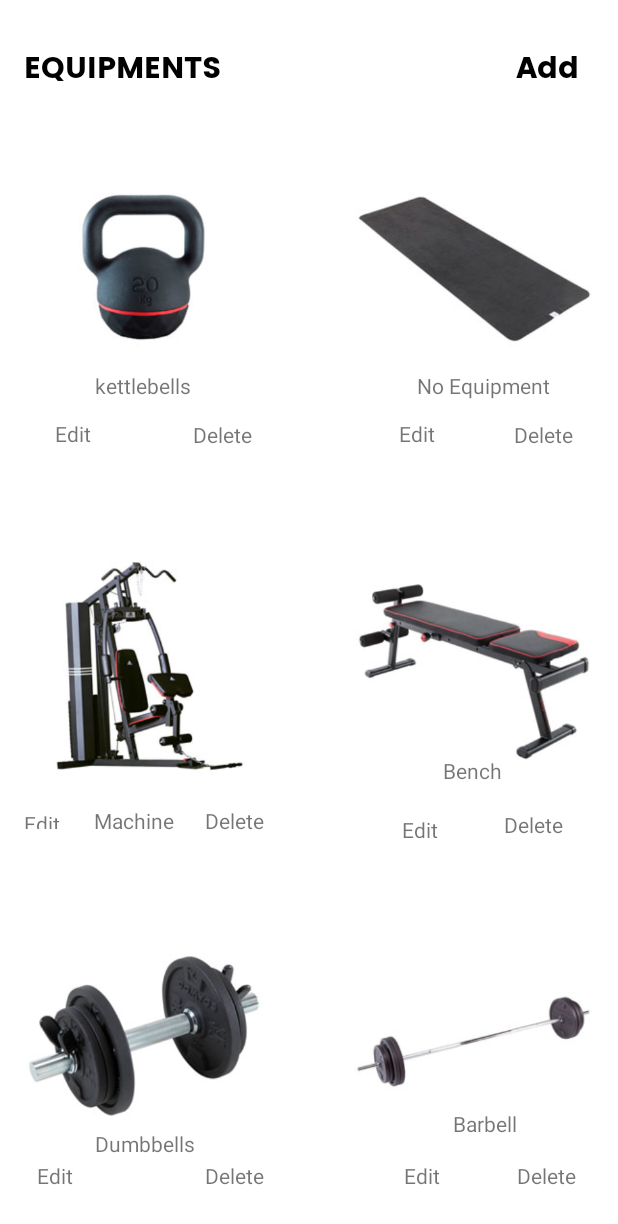
After one commit to shanel199/BFit_Admin, an Android app: the add_equipment screen opened directly, with no data from a screen before it, on a phone screen of 412 x 824 dp. The commit adds this screen. Shown: the top 1224 px of the screen. Run offline under Robolectric (Android 15) with nearby library versions, the phone set to English and light mode, and no system bars.

Commit message:
Equipment activity added

```diff
--- a/app/src/main/AndroidManifest.xml
+++ b/app/src/main/AndroidManifest.xml
@@ -9,6 +9,9 @@
         android:roundIcon="@mipmap/bfit_admin_round"
         android:supportsRtl="true"
         android:theme="@style/Theme.BFitAdmin">
+        <activity
+            android:name=".add_equipment"
+            android:exported="false" />
         <activity
             android:name=".HomeActivity"
             android:exported="false" />
--- a/app/src/main/java/com/shcollege/bfitadmin/HomeActivity.java
+++ b/app/src/main/java/com/shcollege/bfitadmin/HomeActivity.java
@@ -23,7 +23,15 @@ public class HomeActivity extends AppCompatActivity implements View.OnClickListe
         super.onCreate(savedInstanceState);
         setContentView(R.layout.activity_home);
         logoutbtn = (TextView) findViewById(R.id.logoutbtn);
+        equipment_iv =(ImageView) findViewById(R.id.equipment_iv);
         logoutbtn.setOnClickListener(this);
+        equipment_iv.setOnClickListener(new View.OnClickListener() {
+            @Override
+            public void onClick(View v) {
+                startActivity(new Intent(HomeActivity.this, add_equipment.class));
+            }
+        });
+
     }
 
     @Override
@@ -32,6 +40,7 @@ public class HomeActivity extends AppCompatActivity implements View.OnClickListe
                 case R.id.logoutbtn:
                     logout();
                     break;
+
         }
 
 
@@ -42,4 +51,7 @@ public class HomeActivity extends AppCompatActivity implements View.OnClickListe
             finish();
 
     }
+
+
+
     }
--- /dev/null
+++ b/app/src/main/java/com/shcollege/bfitadmin/add_equipment.java
@@ -0,0 +1,14 @@
+package com.shcollege.bfitadmin;
+
+import androidx.appcompat.app.AppCompatActivity;
+
+import android.os.Bundle;
+
+public class add_equipment extends AppCompatActivity {
+
+    @Override
+    protected void onCreate(Bundle savedInstanceState) {
+        super.onCreate(savedInstanceState);
+        setContentView(R.layout.activity_add_equipment);
+    }
+}
--- /dev/null
+++ b/app/src/main/res/layout/activity_add_equipment.xml
@@ -0,0 +1,328 @@
+<?xml version="1.0" encoding="utf-8"?>
+<androidx.constraintlayout.widget.ConstraintLayout xmlns:android="http://schemas.android.com/apk/res/android"
+    xmlns:app="http://schemas.android.com/apk/res-auto"
+    xmlns:tools="http://schemas.android.com/tools"
+    android:layout_width="match_parent"
+    android:layout_height="match_parent"
+
+    tools:context=".add_equipment">
+
+    <TextView
+        android:id="@+id/add_equip"
+        android:layout_width="wrap_content"
+        android:layout_height="wrap_content"
+        android:fontFamily="@font/poppins_bold"
+        android:text="EQUIPMENTS"
+        android:textColor="@color/black"
+        android:textSize="20sp"
+        app:layout_constraintBottom_toBottomOf="parent"
+        app:layout_constraintEnd_toEndOf="parent"
+        app:layout_constraintHorizontal_bias="0.057"
+        app:layout_constraintStart_toStartOf="parent"
+        app:layout_constraintTop_toTopOf="parent"
+        app:layout_constraintVertical_bias="0.037" />
+
+    <TextView
+        android:id="@+id/add_equip"
+        android:layout_width="wrap_content"
+        android:layout_height="wrap_content"
+        android:fontFamily="@font/poppins_bold"
+        android:text="Add"
+        android:textColor="@color/black"
+        android:textSize="20sp"
+        app:layout_constraintBottom_toBottomOf="parent"
+        app:layout_constraintEnd_toEndOf="parent"
+        app:layout_constraintHorizontal_bias="0.93"
+        app:layout_constraintStart_toStartOf="parent"
+        app:layout_constraintTop_toTopOf="parent"
+        app:layout_constraintVertical_bias="0.037" />
+
+    <TextView
+        android:id="@+id/edit_K_tv"
+        android:layout_width="29dp"
+        android:layout_height="16dp"
+        android:text="Edit"
+        app:layout_constraintBottom_toBottomOf="parent"
+        app:layout_constraintEnd_toEndOf="parent"
+        app:layout_constraintHorizontal_bias="0.096"
+        app:layout_constraintStart_toStartOf="parent"
+        app:layout_constraintTop_toTopOf="parent"
+        app:layout_constraintVertical_bias="0.346" />
+
+    <ImageView
+        android:id="@+id/imageView"
+        android:layout_width="160dp"
+        android:layout_height="160dp"
+        app:layout_constraintBottom_toBottomOf="parent"
+        app:layout_constraintEnd_toEndOf="parent"
+        app:layout_constraintHorizontal_bias="0.063"
+        app:layout_constraintStart_toStartOf="parent"
+        app:layout_constraintTop_toTopOf="parent"
+        app:layout_constraintVertical_bias="0.148"
+        app:srcCompat="@drawable/kettlebells" />
+
+    <ImageView
+        android:id="@+id/imageView2"
+        android:layout_width="160dp"
+        android:layout_height="160dp"
+        app:layout_constraintBottom_toBottomOf="parent"
+        app:layout_constraintEnd_toEndOf="parent"
+        app:layout_constraintHorizontal_bias="0.936"
+        app:layout_constraintStart_toStartOf="parent"
+        app:layout_constraintTop_toTopOf="parent"
+        app:layout_constraintVertical_bias="0.148"
+        app:srcCompat="@drawable/no_equipment" />
+
+    <TextView
+        android:id="@+id/edit_B_tv"
+        android:layout_width="32dp"
+        android:layout_height="16dp"
+        android:text="Edit"
+        app:layout_constraintBottom_toBottomOf="parent"
+        app:layout_constraintEnd_toEndOf="parent"
+        app:layout_constraintHorizontal_bias="0.709"
+        app:layout_constraintStart_toStartOf="parent"
+        app:layout_constraintTop_toTopOf="parent"
+        app:layout_constraintVertical_bias="0.958" />
+
+    <TextView
+        android:id="@+id/edit_D_tv"
+        android:layout_width="29dp"
+        android:layout_height="16dp"
+        android:text="Edit"
+        app:layout_constraintBottom_toBottomOf="parent"
+        app:layout_constraintEnd_toEndOf="parent"
+        app:layout_constraintHorizontal_bias="0.064"
+        app:layout_constraintStart_toStartOf="parent"
+        app:layout_constraintTop_toTopOf="parent"
+        app:layout_constraintVertical_bias="0.958" />
+
+    <TextView
+        android:id="@+id/edit_Be_tv"
+        android:layout_width="29dp"
+        android:layout_height="15dp"
+        android:text="Edit"
+        app:layout_constraintBottom_toBottomOf="parent"
+        app:layout_constraintEnd_toEndOf="parent"
+        app:layout_constraintHorizontal_bias="0.701"
+        app:layout_constraintStart_toStartOf="parent"
+        app:layout_constraintTop_toTopOf="parent"
+        app:layout_constraintVertical_bias="0.672" />
+
+    <TextView
+        android:id="@+id/edit_M_tv"
+        android:layout_width="28dp"
+        android:layout_height="13dp"
+        android:text="Edit"
+        app:layout_constraintBottom_toBottomOf="parent"
+        app:layout_constraintEnd_toEndOf="parent"
+        app:layout_constraintHorizontal_bias="0.041"
+        app:layout_constraintStart_toStartOf="parent"
+        app:layout_constraintTop_toTopOf="parent"
+        app:layout_constraintVertical_bias="0.665" />
+
+    <TextView
+        android:id="@+id/delete_K_tv"
+        android:layout_width="wrap_content"
+        android:layout_height="wrap_content"
+        android:text="Delete"
+        app:layout_constraintBottom_toBottomOf="parent"
+        app:layout_constraintEnd_toEndOf="parent"
+        app:layout_constraintHorizontal_bias="0.345"
+        app:layout_constraintStart_toStartOf="parent"
+        app:layout_constraintTop_toTopOf="parent"
+        app:layout_constraintVertical_bias="0.348" />
+
+    <TextView
+        android:id="@+id/kettlebells_tv"
+        android:layout_width="wrap_content"
+        android:layout_height="wrap_content"
+        android:text="kettlebells"
+        app:layout_constraintBottom_toBottomOf="parent"
+        app:layout_constraintEnd_toEndOf="parent"
+        app:layout_constraintHorizontal_bias="0.182"
+        app:layout_constraintStart_toStartOf="parent"
+        app:layout_constraintTop_toTopOf="parent"
+        app:layout_constraintVertical_bias="0.307" />
+
+    <TextView
+        android:id="@+id/textView5"
+        android:layout_width="wrap_content"
+        android:layout_height="wrap_content"
+        android:text="No Equipment"
+        app:layout_constraintBottom_toBottomOf="parent"
+        app:layout_constraintEnd_toEndOf="parent"
+        app:layout_constraintHorizontal_bias="0.86"
+        app:layout_constraintStart_toStartOf="parent"
+        app:layout_constraintTop_toTopOf="parent"
+        app:layout_constraintVertical_bias="0.307" />
+
+
+    <TextView
+        android:id="@+id/edit_E_tv"
+        android:layout_width="31dp"
+        android:layout_height="16dp"
+        android:text="Edit"
+        app:layout_constraintBottom_toBottomOf="parent"
+        app:layout_constraintEnd_toEndOf="parent"
+        app:layout_constraintHorizontal_bias="0.698"
+        app:layout_constraintStart_toStartOf="parent"
+        app:layout_constraintTop_toTopOf="parent"
+        app:layout_constraintVertical_bias="0.346" />
+
+    <TextView
+        android:id="@+id/delete_E_tv"
+        android:layout_width="wrap_content"
+        android:layout_height="wrap_content"
+        android:text="Delete"
+        app:layout_constraintBottom_toBottomOf="parent"
+        app:layout_constraintEnd_toEndOf="parent"
+        app:layout_constraintHorizontal_bias="0.919"
+        app:layout_constraintStart_toStartOf="parent"
+        app:layout_constraintTop_toTopOf="parent"
+        app:layout_constraintVertical_bias="0.348" />
+
+    <TextView
+        android:id="@+id/delete_D_tv"
+        android:layout_width="wrap_content"
+        android:layout_height="wrap_content"
+        android:text="Delete"
+        app:layout_constraintBottom_toBottomOf="parent"
+        app:layout_constraintEnd_toEndOf="parent"
+        app:layout_constraintHorizontal_bias="0.366"
+        app:layout_constraintStart_toStartOf="parent"
+        app:layout_constraintTop_toTopOf="parent"
+        app:layout_constraintVertical_bias="0.962" />
+
+    <TextView
+        android:id="@+id/delete_Ba_tv"
+        android:layout_width="wrap_content"
+        android:layout_height="wrap_content"
+        android:text="Delete"
+        app:layout_constraintBottom_toBottomOf="parent"
+        app:layout_constraintEnd_toEndOf="parent"
+        app:layout_constraintHorizontal_bias="0.924"
+        app:layout_constraintStart_toStartOf="parent"
+        app:layout_constraintTop_toTopOf="parent"
+        app:layout_constraintVertical_bias="0.962" />
+
+    <TextView
+        android:id="@+id/delete_Be_tv"
+        android:layout_width="wrap_content"
+        android:layout_height="wrap_content"
+        android:text="Delete"
+        app:layout_constraintBottom_toBottomOf="parent"
+        app:layout_constraintEnd_toEndOf="parent"
+        app:layout_constraintHorizontal_bias="0.902"
+        app:layout_constraintStart_toStartOf="parent"
+        app:layout_constraintTop_toTopOf="parent"
+        app:layout_constraintVertical_bias="0.671" />
+
+    <TextView
+        android:id="@+id/delete_M_tv"
+        android:layout_width="wrap_content"
+        android:layout_height="wrap_content"
+        android:text="Delete"
+        app:layout_constraintBottom_toBottomOf="parent"
+        app:layout_constraintEnd_toEndOf="parent"
+        app:layout_constraintHorizontal_bias="0.366"
+        app:layout_constraintStart_toStartOf="parent"
+        app:layout_constraintTop_toTopOf="parent"
+        app:layout_constraintVertical_bias="0.668" />
+
+    <ImageView
+        android:id="@+id/machine_iv"
+        android:layout_width="160dp"
+        android:layout_height="160dp"
+        app:layout_constraintBottom_toBottomOf="parent"
+        app:layout_constraintEnd_toEndOf="parent"
+        app:layout_constraintHorizontal_bias="0.063"
+        app:layout_constraintStart_toStartOf="parent"
+        app:layout_constraintTop_toTopOf="parent"
+        app:layout_constraintVertical_bias="0.548"
+        app:srcCompat="@drawable/machine" />
+
+    <ImageView
+        android:id="@+id/bench_iv"
+        android:layout_width="160dp"
+        android:layout_height="160dp"
+        app:layout_constraintBottom_toBottomOf="parent"
+        app:layout_constraintEnd_toEndOf="parent"
+        app:layout_constraintHorizontal_bias="0.936"
+        app:layout_constraintStart_toStartOf="parent"
+        app:layout_constraintTop_toTopOf="parent"
+        app:layout_constraintVertical_bias="0.548"
+        app:srcCompat="@drawable/bench" />
+
+    <ImageView
+        android:id="@+id/dumbbells_iv"
+        android:layout_width="160dp"
+        android:layout_height="160dp"
+        app:layout_constraintBottom_toBottomOf="parent"
+        app:layout_constraintEnd_toEndOf="parent"
+        app:layout_constraintHorizontal_bias="0.063"
+        app:layout_constraintStart_toStartOf="parent"
+        app:layout_constraintTop_toTopOf="parent"
+        app:layout_constraintVertical_bias="0.919"
+        app:srcCompat="@drawable/dumbbells" />
+
+    <ImageView
+        android:id="@+id/barbell_iv"
+        android:layout_width="160dp"
+        android:layout_height="160dp"
+        app:layout_constraintBottom_toBottomOf="parent"
+        app:layout_constraintEnd_toEndOf="parent"
+        app:layout_constraintHorizontal_bias="0.936"
+        app:layout_constraintStart_toStartOf="parent"
+        app:layout_constraintTop_toTopOf="parent"
+        app:layout_constraintVertical_bias="0.919"
+        app:srcCompat="@drawable/barbell" />
+
+    <TextView
+        android:id="@+id/barbell_tv"
+        android:layout_width="wrap_content"
+        android:layout_height="wrap_content"
+        android:text="Barbell"
+        app:layout_constraintBottom_toBottomOf="parent"
+        app:layout_constraintEnd_toEndOf="parent"
+        app:layout_constraintHorizontal_bias="0.817"
+        app:layout_constraintStart_toStartOf="parent"
+        app:layout_constraintTop_toTopOf="parent"
+        app:layout_constraintVertical_bias="0.919" />
+
+    <TextView
+        android:id="@+id/dumbbells_tv"
+        android:layout_width="wrap_content"
+        android:layout_height="wrap_content"
+        android:text="Dumbbells"
+        app:layout_constraintBottom_toBottomOf="parent"
+        app:layout_constraintEnd_toEndOf="parent"
+        app:layout_constraintHorizontal_bias="0.183"
+        app:layout_constraintStart_toStartOf="parent"
+        app:layout_constraintTop_toTopOf="parent"
+        app:layout_constraintVertical_bias="0.935" />
+
+    <TextView
+        android:id="@+id/machine_tv"
+        android:layout_width="wrap_content"
+        android:layout_height="wrap_content"
+        android:text="Machine"
+        app:layout_constraintBottom_toBottomOf="parent"
+        app:layout_constraintEnd_toEndOf="parent"
+        app:layout_constraintHorizontal_bias="0.175"
+        app:layout_constraintStart_toStartOf="parent"
+        app:layout_constraintTop_toTopOf="parent"
+        app:layout_constraintVertical_bias="0.668" />
+
+    <TextView
+        android:id="@+id/bench_tv"
+        android:layout_width="wrap_content"
+        android:layout_height="wrap_content"
+        android:text="Bench"
+        app:layout_constraintBottom_toBottomOf="parent"
+        app:layout_constraintEnd_toEndOf="parent"
+        app:layout_constraintHorizontal_bias="0.793"
+        app:layout_constraintStart_toStartOf="parent"
+        app:layout_constraintTop_toTopOf="parent"
+        app:layout_constraintVertical_bias="0.626" />
+</androidx.constraintlayout.widget.ConstraintLayout>
--- a/app/src/main/res/layout/activity_home.xml
+++ b/app/src/main/res/layout/activity_home.xml
@@ -39,7 +39,10 @@
         app:layout_constraintHorizontal_bias="0.518"
         app:layout_constraintStart_toStartOf="parent"
         app:layout_constraintTop_toTopOf="parent"
-        app:layout_constraintVertical_bias="0.023" />
+        app:layout_constraintVertical_bias="0.023"
+        android:foreground="?android:attr/selectableItemBackground"
+        android:clickable="true"
+        />
 
     <ImageView
         android:id="@+id/exercise_iv"
@@ -53,7 +56,8 @@
         app:layout_constraintVertical_bias="0.324"
         app:srcCompat="@drawable/exercises"
         android:clickable="true"
-        android:focusable="true" />
+        android:foreground="?android:attr/selectableItemBackground"
+        />
 
     <ImageView
         android:id="@+id/equipment_iv"
@@ -66,7 +70,8 @@
         app:layout_constraintTop_toTopOf="parent"
         app:layout_constraintVertical_bias="0.324"
         app:srcCompat="@drawable/equipment"
-        android:clickable="true"/>
+        android:clickable="true"
+        android:foreground="?android:attr/selectableItemBackground"/>
 
     <ImageView
         android:id="@+id/diet_iv"
@@ -79,7 +84,8 @@
         app:layout_constraintTop_toTopOf="parent"
         app:layout_constraintVertical_bias="0.324"
         app:srcCompat="@drawable/diet_plan"
-        android:clickable="true"/>
+        android:clickable="true"
+        android:foreground="?android:attr/selectableItemBackground"/>
 
     <TextView
         android:id="@+id/tv_content"
@@ -111,7 +117,7 @@
         app:layout_constraintTop_toTopOf="parent"
         app:layout_constraintVertical_bias="0.444"
         android:clickable="true"
-        android:focusable="true" />
+        android:foreground="?android:attr/selectableItemBackground" />
 
     <TextView
         android:id="@+id/equipment_tv"
@@ -127,7 +133,9 @@
         app:layout_constraintStart_toStartOf="parent"
         app:layout_constraintTop_toTopOf="parent"
         app:layout_constraintVertical_bias="0.449"
-        android:clickable="true"/>
+        android:clickable="true"
+        android:foreground="?android:attr/selectableItemBackground"
+        />
 
     <TextView
         android:id="@+id/diet_tv"
@@ -142,7 +150,10 @@
         app:layout_constraintHorizontal_bias="0.908"
         app:layout_constraintStart_toStartOf="parent"
         app:layout_constraintTop_toTopOf="parent"
-        app:layout_constraintVertical_bias="0.449" />
+        app:layout_constraintVertical_bias="0.449"
+        android:clickable="true"
+        android:foreground="?android:attr/selectableItemBackground"
+        />
 
     <ImageView
         android:id="@+id/bodypart_iv"
@@ -155,7 +166,8 @@
         app:layout_constraintTop_toTopOf="parent"
         app:layout_constraintVertical_bias="0.592"
         app:srcCompat="@drawable/body_part"
-        android:clickable="true"/>
+        android:clickable="true"
+        android:foreground="?android:attr/selectableItemBackground"/>
 
     <TextView
         android:id="@+id/bodypart_tv"
@@ -170,7 +182,9 @@
         app:layout_constraintHorizontal_bias="0.064"
         app:layout_constraintStart_toStartOf="parent"
         app:layout_constraintTop_toTopOf="parent"
-        app:layout_constraintVertical_bias="0.692" />
+        app:layout_constraintVertical_bias="0.692"
+        android:foreground="?android:attr/selectableItemBackground"
+        android:clickable="true"/>
 
     <ImageView
         android:id="@+id/workout_iv"
@@ -183,7 +197,8 @@
         app:layout_constraintTop_toTopOf="parent"
         app:layout_constraintVertical_bias="0.592"
         app:srcCompat="@drawable/workout"
-        android:clickable="true"/>
+        android:clickable="true"
+        android:foreground="?android:attr/selectableItemBackground"/>
 
     <TextView
         android:id="@+id/workout_tv"
@@ -198,7 +213,10 @@
         app:layout_constraintHorizontal_bias="0.52"
         app:layout_constraintStart_toStartOf="parent"
         app:layout_constraintTop_toTopOf="parent"
-        app:layout_constraintVertical_bias="0.692" />
+        app:layout_constraintVertical_bias="0.692"
+        android:foreground="?android:attr/selectableItemBackground"
+        android:clickable="true"
+        />
 
 
 </androidx.constraintlayout.widget.ConstraintLayout>
```
Also changed, not shown: app/src/main/res/drawable/barbell.jpg (added), app/src/main/res/drawable/bench.jpg (added), app/src/main/res/drawable/dumbbells.jpg (added), app/src/main/res/drawable/kettlebells.jpg (added), app/src/main/res/drawable/machine.jpg (added), app/src/main/res/drawable/no_equipment.jpg (added).
